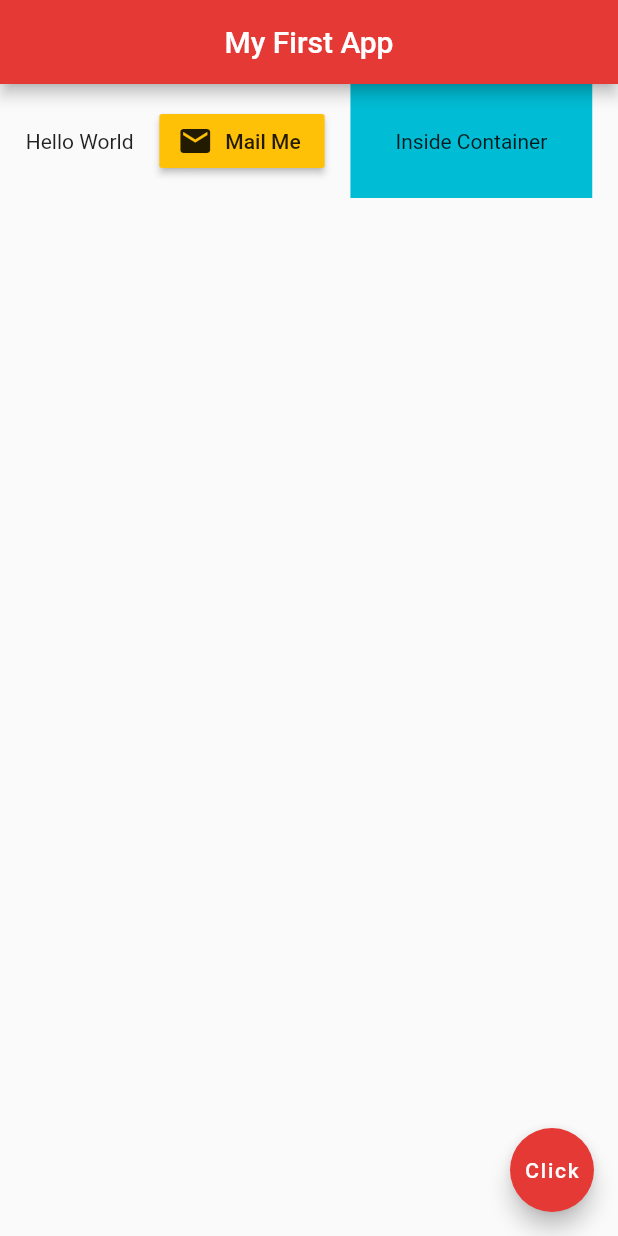
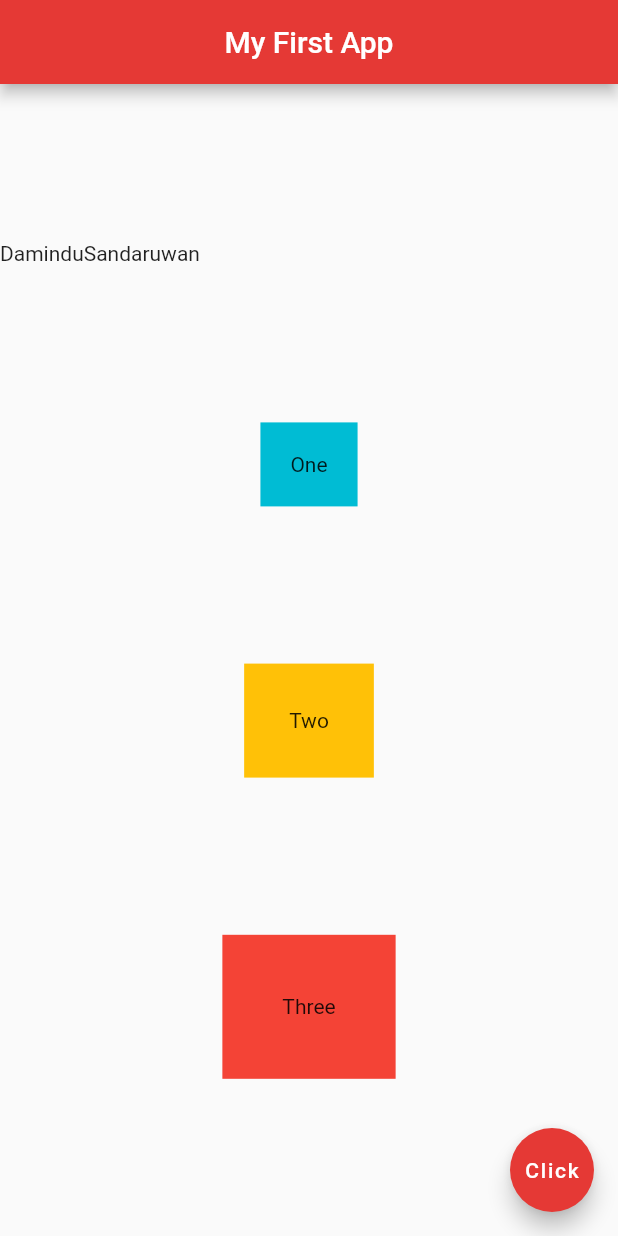
Before and after one commit to DaminduSandaruwan/FlutterMyApp, a Flutter app: the screen it shows after launch, on a phone screen of 412 x 824 dp. Run offline on Flutter 3.47's test engine with Material 2 defaults, Android fonts, the phone set to English and light mode, and no system bars.

Commit message:
Columns - main axis and cross axis

```diff
--- a/lib/main.dart
+++ b/lib/main.dart
@@ -14,24 +14,30 @@ class Home extends StatelessWidget {
         centerTitle: true,
         backgroundColor: Colors.red[600],
       ),
-      body: Row(
+      body: Column(
         mainAxisAlignment: MainAxisAlignment.spaceEvenly,
-        crossAxisAlignment: CrossAxisAlignment.center,
+        crossAxisAlignment: CrossAxisAlignment.center ,
         children: <Widget>[
-          Text("Hello World"),
-          RaisedButton.icon(
-            onPressed: (){},
-            icon: Icon(
-                Icons.mail
-            ),
-            label: Text('Mail Me'),
+          Row(
+            children: <Widget>[
+              Text("Damindu"),
+              Text("Sandaruwan"),
+            ],
+          ),
+          Container(
+            padding: EdgeInsets.all(20.0),
+            color: Colors.cyan,
+            child: Text("One"),
+          ),
+          Container(
+            padding: EdgeInsets.all(30.0),
             color: Colors.amber,
+            child: Text("Two"),
           ),
-
           Container(
-            color: Colors.cyan,
-            padding: EdgeInsets.all(30.0),
-            child: Text('Inside Container'),
+            padding: EdgeInsets.all(40.0),
+            color: Colors.red,
+            child: Text("Three"),
           ),
         ],
       ),
```
